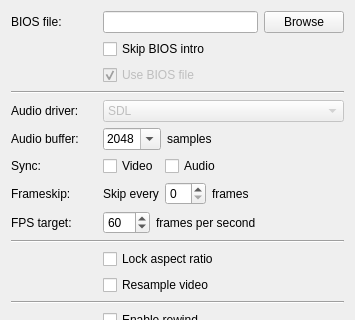
Qt form Libretro/mgba/src/platform/qt/SettingsView.ui (kiddreads/Avalon-copy2) before a commit; both pictures show x 0 to 355 and y 0 to 320 of the 355 by 501 pixel window.
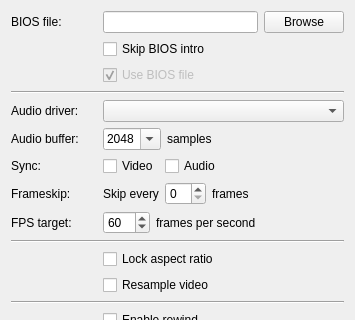
The same form after that commit.

Patch:
```diff
--- a/Libretro/mgba/src/platform/qt/SettingsView.ui
+++ b/Libretro/mgba/src/platform/qt/SettingsView.ui
@@ -89,25 +89,12 @@
      </item>
      <item row="4" column="1">
       <widget class="QComboBox" name="audioDriver">
-       <property name="enabled">
-        <bool>false</bool>
-       </property>
        <property name="sizePolicy">
         <sizepolicy hsizetype="Expanding" vsizetype="Fixed">
          <horstretch>0</horstretch>
          <verstretch>0</verstretch>
         </sizepolicy>
        </property>
-       <item>
-        <property name="text">
-         <string>SDL</string>
-        </property>
-       </item>
-       <item>
-        <property name="text">
-         <string>Qt Multimedia</string>
-        </property>
-       </item>
       </widget>
      </item>
      <item row="5" column="0">
```
